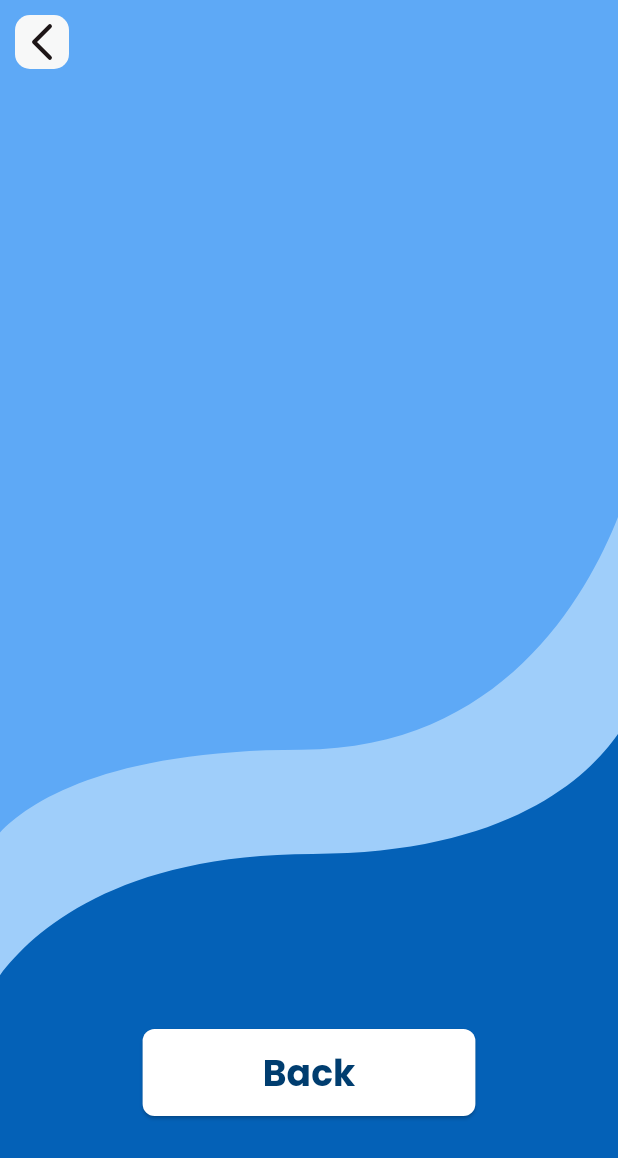
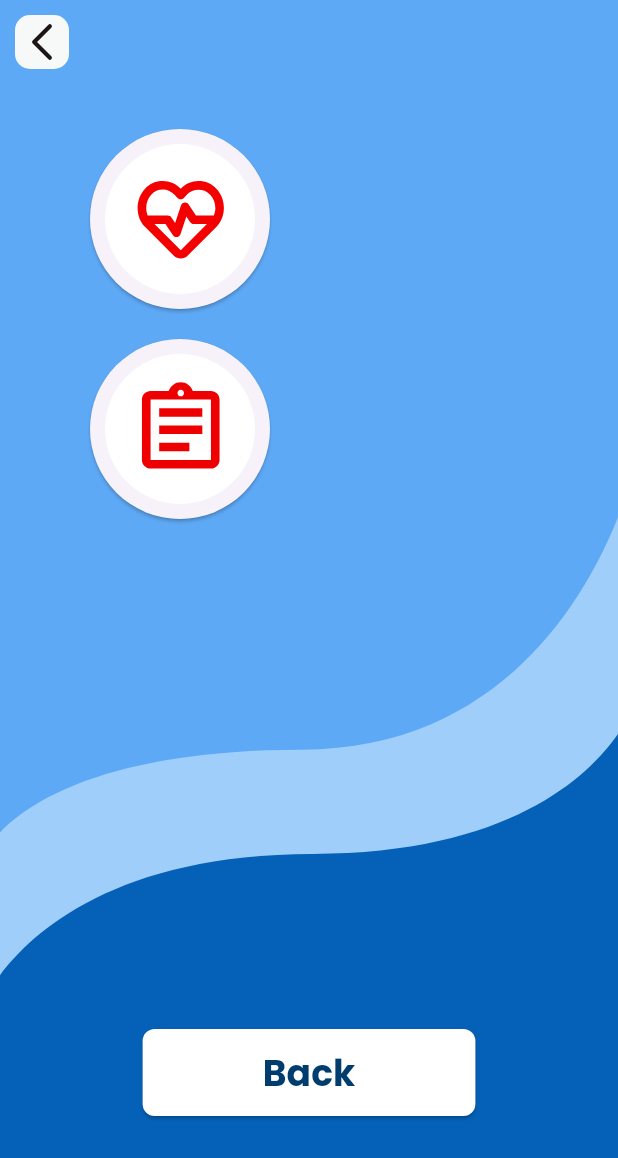
Before and after one commit to NanoCipto/UI-HeartMonitoring, a Flutter app: the screen it shows after launch, on a phone screen of 412 x 824 dp. Shown: the top 1158 px of the screen. Run offline on Flutter 3.47's test engine with Material 3 defaults, Android fonts, the phone set to English and light mode, and no system bars; our stand-ins replace flutter_svg.

Commit message:
tambah button

```diff
--- a/Project Inka/lib/pages/home.dart
+++ b/Project Inka/lib/pages/home.dart
@@ -24,6 +24,44 @@ class HomePage extends StatelessWidget {
             child: SvgPicture.asset(
               'assets/icons/background.svg',
               fit: BoxFit.cover, // Agar gambar menyesuaikan dengan layar
+            ),
+          ),
+          // Tombol Back bulat di kiri atas agak ke tengah
+          Positioned(
+            top: 30, // Jarak dari atas layar
+            left: 60, // Jarak dari sisi kiri layar
+            child: ElevatedButton(
+              onPressed: () {
+                // Aksi ketika tombol bulat ditekan
+              },
+              style: ElevatedButton.styleFrom(
+                // backgroundColor: Colors.white, // Warna latar tombol
+                shape: CircleBorder(), // Membuat tombol berbentuk bulat
+                padding: EdgeInsets.all(10), // Ukuran padding untuk membuat tombol bulat
+              ),
+              child: Transform.scale(
+                scale: 1,
+                child: SvgPicture.asset('assets/icons/HRV.svg'),
+              )
+            ),
+          ),
+          // Tombol Back bulat di kiri bawah agak ke tengah
+          Positioned(
+            top: 170, // Jarak dari atas layar
+            left: 60, // Jarak dari sisi kiri layar
+            child: ElevatedButton(
+              onPressed: () {
+                // Aksi ketika tombol bulat ditekan
+              },
+              style: ElevatedButton.styleFrom(
+                // backgroundColor: Colors.white, // Warna latar tombol
+                shape: CircleBorder(), // Membuat tombol berbentuk bulat
+                padding: EdgeInsets.all(10), // Ukuran padding untuk membuat tombol bulat
+              ),
+              child: Transform.scale(
+                scale: 1,
+                child: SvgPicture.asset('assets/icons/QUIZ.svg'),
+              )
             ),
           ),
           // Tombol Back di atas background
```
Also changed, not shown: Project Inka/assets/icons/HRV.svg (added), Project Inka/assets/icons/QUIZ.svg (added).
